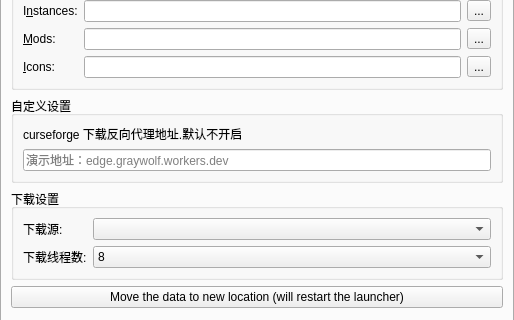
Qt form launcher/ui/pages/global/LauncherPage.ui (graytoowolf/Launcher-Cracked) before a commit; both pictures show x 0 to 514 and y 131 to 451 of the 514 by 629 pixel window.
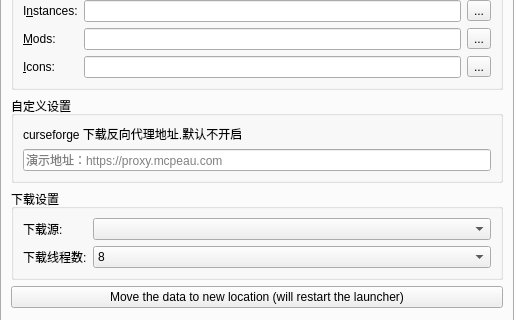
The same form after that commit.

Commit message: 修改cfmod下载代理演示地址

The edit to the form file:
```diff
--- a/launcher/ui/pages/global/LauncherPage.ui
+++ b/launcher/ui/pages/global/LauncherPage.ui
@@ -139,7 +139,7 @@
           <item row="1" column="0">
            <widget class="QLineEdit" name="WorkersurlDirTextBox">
             <property name="placeholderText">
-             <string>演示地址：edge.graywolf.workers.dev</string>
+             <string>演示地址：https://proxy.mcpeau.com</string>
             </property>
            </widget>
           </item>
```
